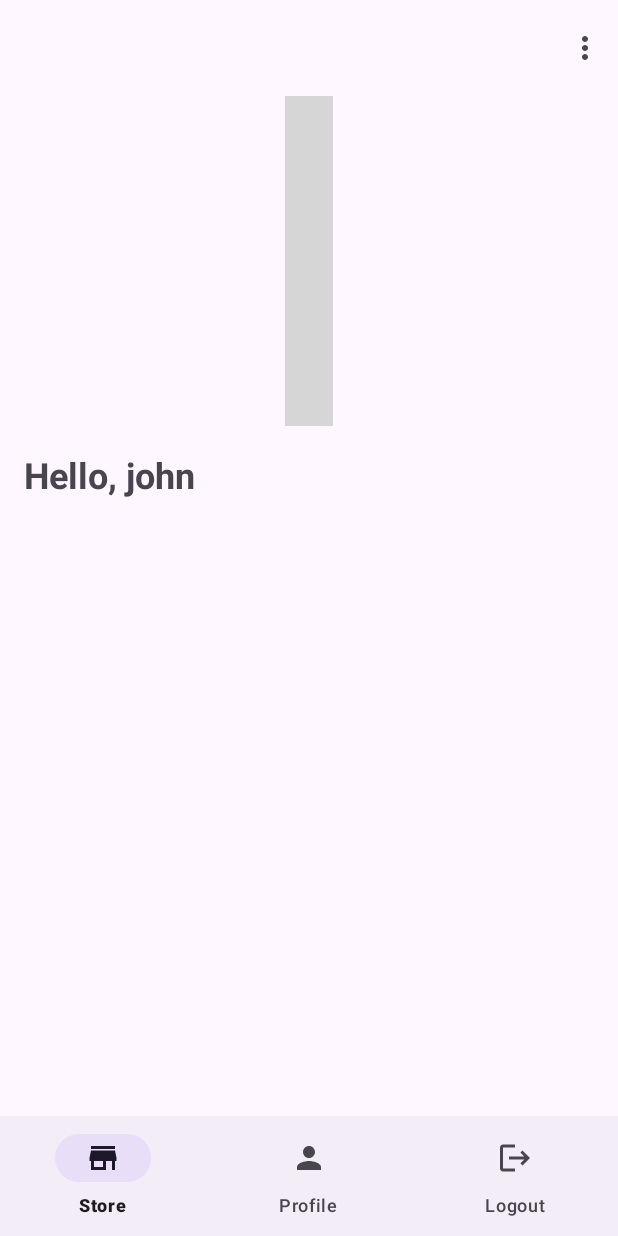
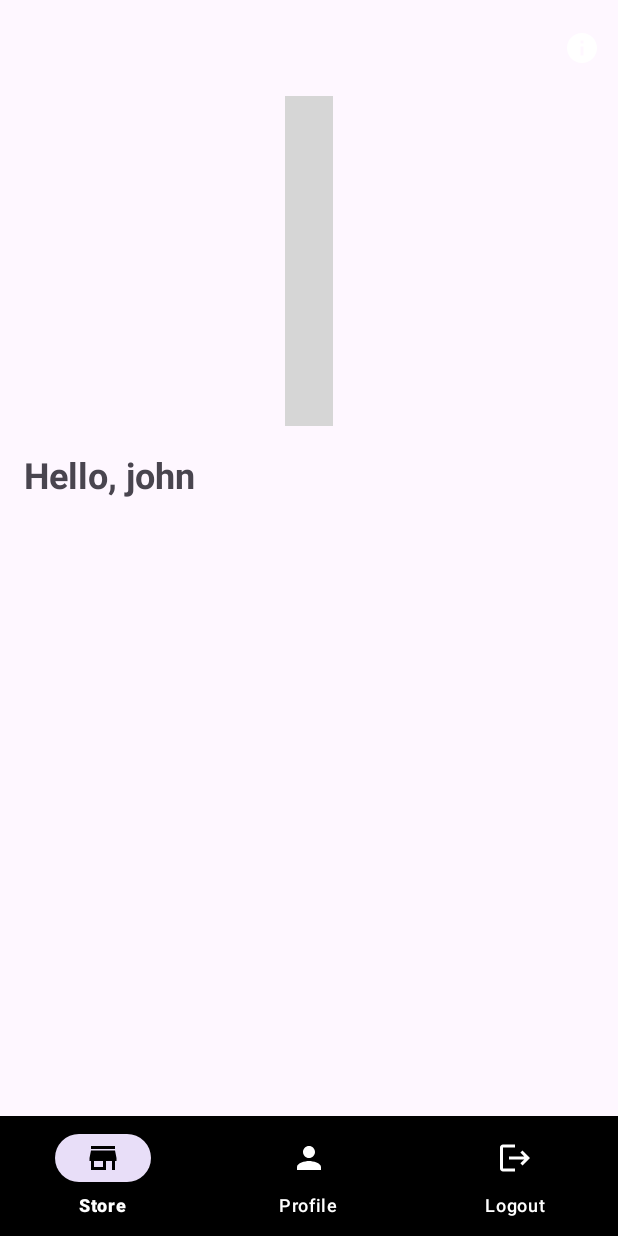
Before and after one commit to munovrizall/AXForAsset, an Android app: the layout activity_home.xml on its own in the app's theme, with its tools: preview values and no code run, on a phone screen of 412 x 824 dp. Run offline under Robolectric (Android 15) with nearby library versions, the phone set to English and light mode, and no system bars; plain views replace ImageSlider; grey boxes are pictures that could not be loaded.

Commit message:
Fixing login validation, added force light mode, and styling bottom navigation bar

```diff
--- a/app/src/main/java/com/artonov/axforasset/HomeActivity.java
+++ b/app/src/main/java/com/artonov/axforasset/HomeActivity.java
@@ -6,6 +6,7 @@ import androidx.appcompat.app.AppCompatActivity;
 
 import android.content.Intent;
 import android.content.SharedPreferences;
+import android.content.res.ColorStateList;
 import android.os.Bundle;
 import android.view.Menu;
 import android.view.MenuItem;
@@ -42,7 +43,6 @@ public class HomeActivity extends AppCompatActivity {
         return true;
     }
 
-
     void setupToolbar() {
         MaterialToolbar toolbar = findViewById(R.id.toolbar);
         toolbar.setTitle("AXForAsset");
@@ -64,12 +64,12 @@ public class HomeActivity extends AppCompatActivity {
         Intent intent = getIntent();
         String username = intent.getStringExtra("username");
         TextView tvGreeting = findViewById(R.id.tvGreeting);
-        tvGreeting.setText("Halo, " + username);
+        tvGreeting.setText("Welcome, " + username);
     }
     void setupBottomNav() {
         BottomNavigationView bottomNavigationView = findViewById(R.id.bottomNav);
         bottomNavigationView.setSelectedItemId(R.id.navStore);
-
+        bottomNavigationView.setItemActiveIndicatorColor(getResources().getColorStateList(R.color.white));
         bottomNavigationView.setOnItemSelectedListener(item -> {
             int itemId = item.getItemId();
             if (itemId == R.id.navStore) {
--- /dev/null
+++ b/app/src/main/res/color/selector_bottom_nav.xml
@@ -0,0 +1,5 @@
+<?xml version="1.0" encoding="utf-8"?>
+<selector xmlns:android="http://schemas.android.com/apk/res/android">
+    <item android:color="@color/icon_active" android:state_checked="true" />
+    <item android:color="@color/icon_inactive" />
+</selector>
--- /dev/null
+++ b/app/src/main/res/drawable/ic_info.xml
@@ -0,0 +1,5 @@
+<vector android:height="24dp" android:tint="#FFFFFF"
+    android:viewportHeight="24" android:viewportWidth="24"
+    android:width="24dp" xmlns:android="http://schemas.android.com/apk/res/android">
+    <path android:fillColor="@android:color/white" android:pathData="M12,2C6.48,2 2,6.48 2,12s4.48,10 10,10 10,-4.48 10,-10S17.52,2 12,2zM13,17h-2v-6h2v6zM13,9h-2L11,7h2v2z"/>
+</vector>
--- a/app/src/main/res/layout/activity_home.xml
+++ b/app/src/main/res/layout/activity_home.xml
@@ -81,6 +81,11 @@
             android:id="@+id/bottomNav"
             android:layout_width="match_parent"
             android:layout_height="wrap_content"
+
+            app:itemRippleColor="@color/white"
+            app:itemTextColor="@color/white"
+            app:itemIconTint="@color/selector_bottom_nav"
+            app:backgroundTint="@color/black"
             app:layout_constraintBottom_toBottomOf="parent"
             app:layout_constraintEnd_toEndOf="parent"
             app:layout_constraintHorizontal_bias="0.5"
--- a/app/src/main/res/menu/menu_bar.xml
+++ b/app/src/main/res/menu/menu_bar.xml
@@ -3,9 +3,8 @@
     xmlns:android="http://schemas.android.com/apk/res/android">
 
     <item
-        android:title="Terms"
-        app:showAsAction="never" />
-    <item
-        android:title="Conditions"
-        app:showAsAction="never" />
+        android:icon="@drawable/ic_info"
+        android:title="Terms and Conditions"
+        app:showAsAction="always" />
+
 </menu>
--- a/app/src/main/res/values/colors.xml
+++ b/app/src/main/res/values/colors.xml
@@ -2,5 +2,10 @@
 <resources>
     <color name="black">#FF000000</color>
     <color name="white">#FFFFFFFF</color>
-    <color name="navy">#141466</color>
+    <color name="navy">#01233f</color>
+
+    <color name="icon_active">#FF000000</color>
+    <color name="icon_inactive">#FFFFFF</color>
+
+
 </resources>
```
Also changed, not shown: app/src/main/java/com/artonov/axforasset/MainActivity.java (+17 -1 lines).
